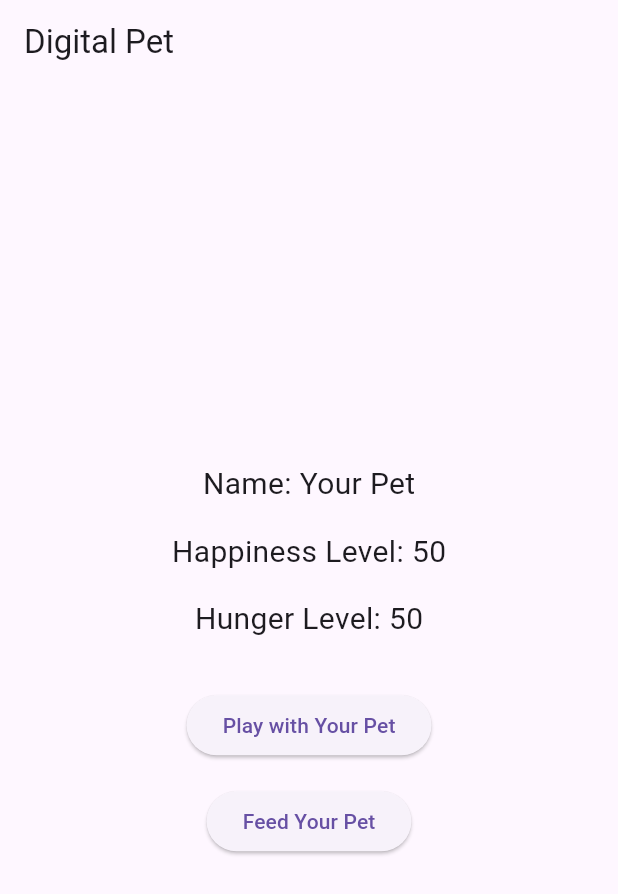
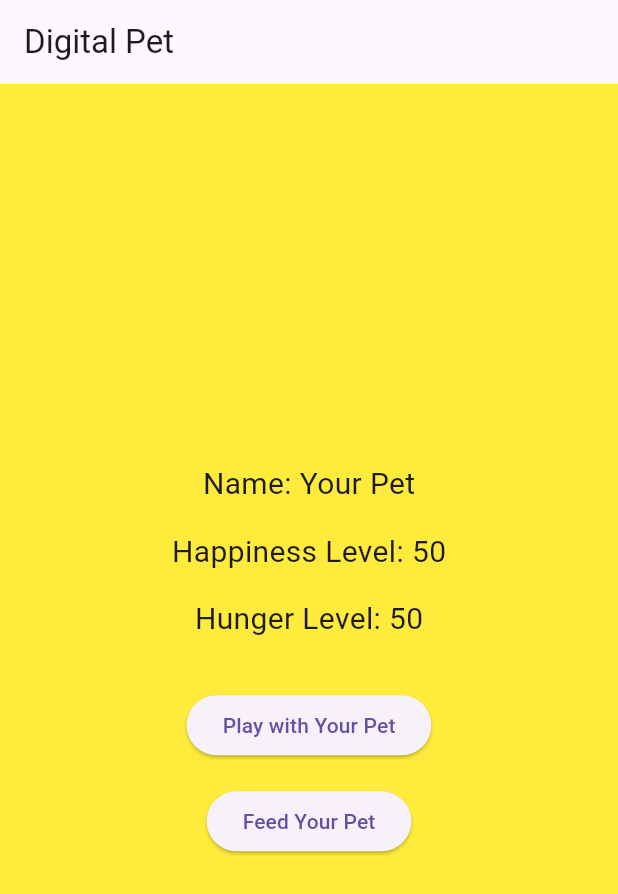
Before and after one commit to fheise1/In-Classwork5--MAD-, a Flutter app: the screen it shows after launch, on a phone screen of 412 x 824 dp. Shown: the top 894 px of the screen. Run offline on Flutter 3.47's test engine with Material 3 defaults, Android fonts, the phone set to English and light mode, and no system bars.

Commit message:
added color changing based on happiness

```diff
--- a/lib/main.dart
+++ b/lib/main.dart
@@ -56,6 +56,7 @@ class _DigitalPetAppState extends State<DigitalPetApp> {
       appBar: AppBar(
         title: Text('Digital Pet'),
       ),
+      backgroundColor: happinessLevel < 30 ? Colors.red: happinessLevel < 70 ? Colors.yellow: Colors.green,
       body: Center(
         child: Column(
           mainAxisAlignment: MainAxisAlignment.center,
```
